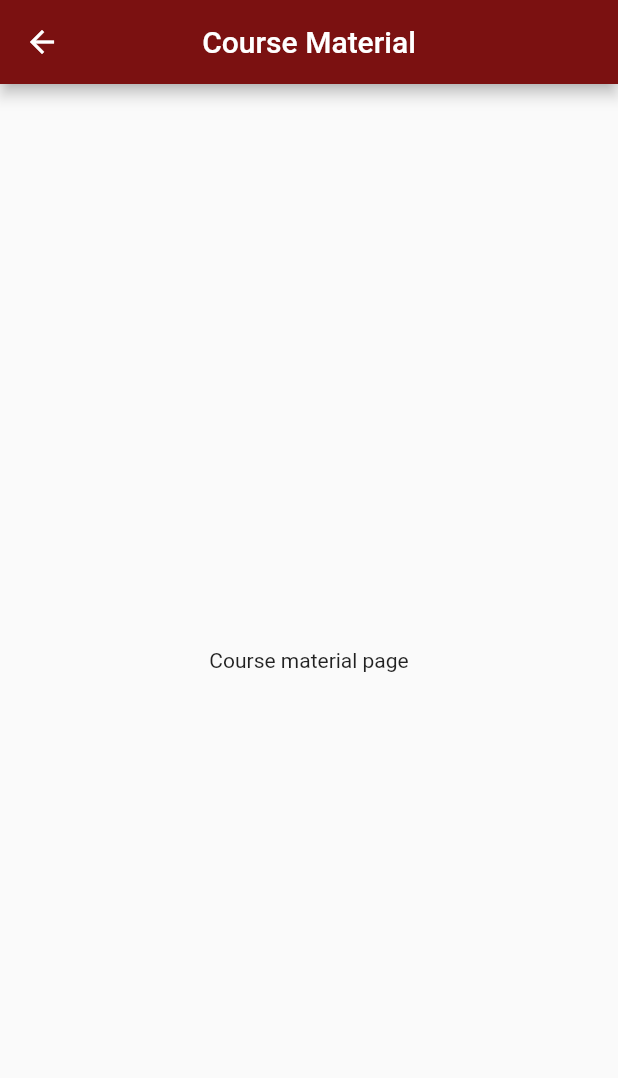
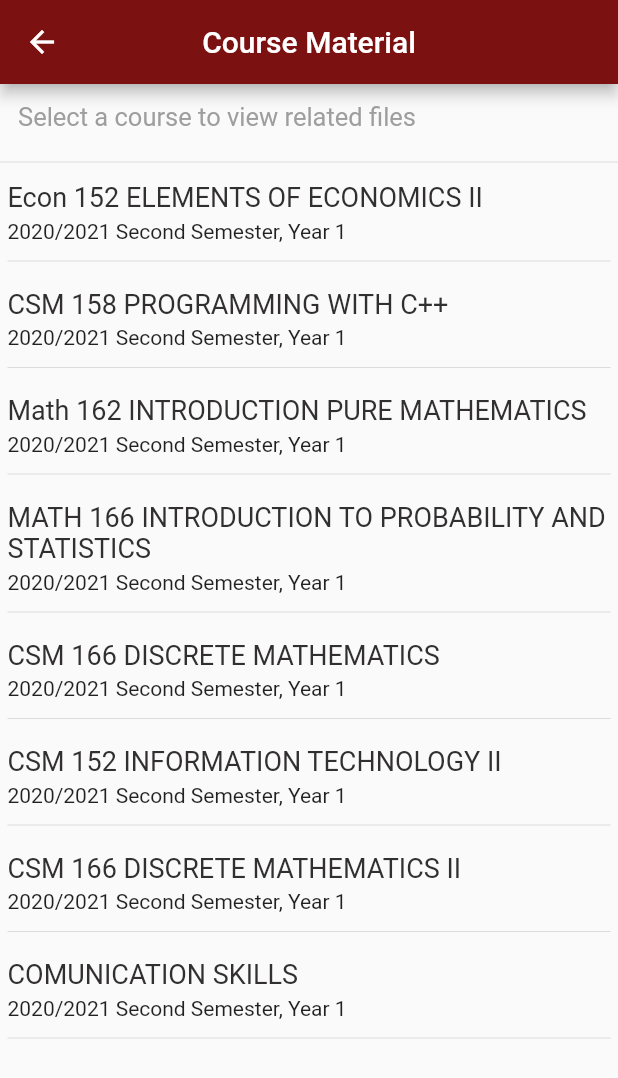
Before and after one commit to codewithdarkwa/knust-aim-flutter, a Flutter app: the CourseMaterial screen opened directly, on a phone screen of 412 x 824 dp. Shown: the top 1078 px of the screen. Run offline on Flutter 3.47's test engine with Material 2 defaults, Android fonts, the phone set to English and light mode, and no system bars.

Commit message:
done with the coursematerial

```diff
--- a/lib/drawer_pages/course_material.dart
+++ b/lib/drawer_pages/course_material.dart
@@ -11,11 +11,59 @@ class CourseMaterial extends StatelessWidget {
         centerTitle: true,
         backgroundColor: const Color.fromARGB(255, 123, 17, 17),
       ),
-      body: const SafeArea(
-        child: Center(
-          child: Text('Course material page'),
-        ),
+      body: SafeArea(
+        child: ListView(children: const [
+          Padding(
+            padding: EdgeInsets.all(12.0),
+            child: Text(
+              'Select a course to view related files',
+              style: TextStyle(
+                fontSize: 17,
+                color: Colors.grey,
+              ),
+            ),
+          ),
+          Divider(),
+          Course(coursetitle: "Econ 152 ELEMENTS OF ECONOMICS II"),
+          Course(coursetitle: "CSM 158 PROGRAMMING WITH C++"),
+          Course(coursetitle: "Math 162 INTRODUCTION PURE MATHEMATICS"),
+          Course(
+              coursetitle:
+                  "MATH 166 INTRODUCTION TO PROBABILITY AND STATISTICS"),
+          Course(coursetitle: "CSM 166 DISCRETE MATHEMATICS"),
+          Course(coursetitle: "CSM 152 INFORMATION TECHNOLOGY II"),
+          Course(coursetitle: "CSM 166 DISCRETE MATHEMATICS II"),
+          Course(coursetitle: "COMUNICATION SKILLS"),
+        ]),
       ),
     );
   }
 }
+
+class Course extends StatelessWidget {
+  const Course({Key? key, required this.coursetitle}) : super(key: key);
+  final coursetitle;
+  @override
+  Widget build(BuildContext context) {
+    return Padding(
+      padding: const EdgeInsets.all(5.0),
+      child: Column(
+        crossAxisAlignment: CrossAxisAlignment.start,
+        children: [
+          Text(
+            coursetitle,
+            style: const TextStyle(
+              fontSize: 18,
+              color: Color.fromARGB(255, 49, 47, 47),
+            ),
+          ),
+          const Padding(
+            padding: EdgeInsets.symmetric(vertical: 4.0),
+            child: Text('2020/2021 Second Semester, Year 1'),
+          ),
+          const Divider(),
+        ],
+      ),
+    );
+  }
+}
```
